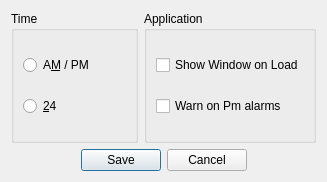
The window that settingdialog.ui (CountMurphy/QTalarm) describes before a commit, drawn with Qt 5.
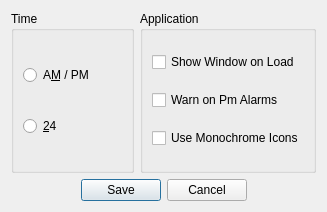
The same window after the commit.

Commit message: Added manual monochrome tray icon option

The edit to the form file:
```diff
--- a/settingdialog.ui
+++ b/settingdialog.ui
@@ -7,7 +7,7 @@
     <x>0</x>
     <y>0</y>
     <width>327</width>
-    <height>182</height>
+    <height>212</height>
    </rect>
   </property>
   <property name="windowTitle">
@@ -53,7 +53,14 @@
       <item>
        <widget class="QCheckBox" name="WarnBox">
         <property name="text">
-         <string>Warn on Pm alarms</string>
+         <string>Warn on Pm Alarms</string>
+        </property>
+       </widget>
+      </item>
+      <item>
+       <widget class="QCheckBox" name="chk_mono">
+        <property name="text">
+         <string>Use Monochrome Icons</string>
         </property>
        </widget>
       </item>
```
The commit also changes 7 other files.
